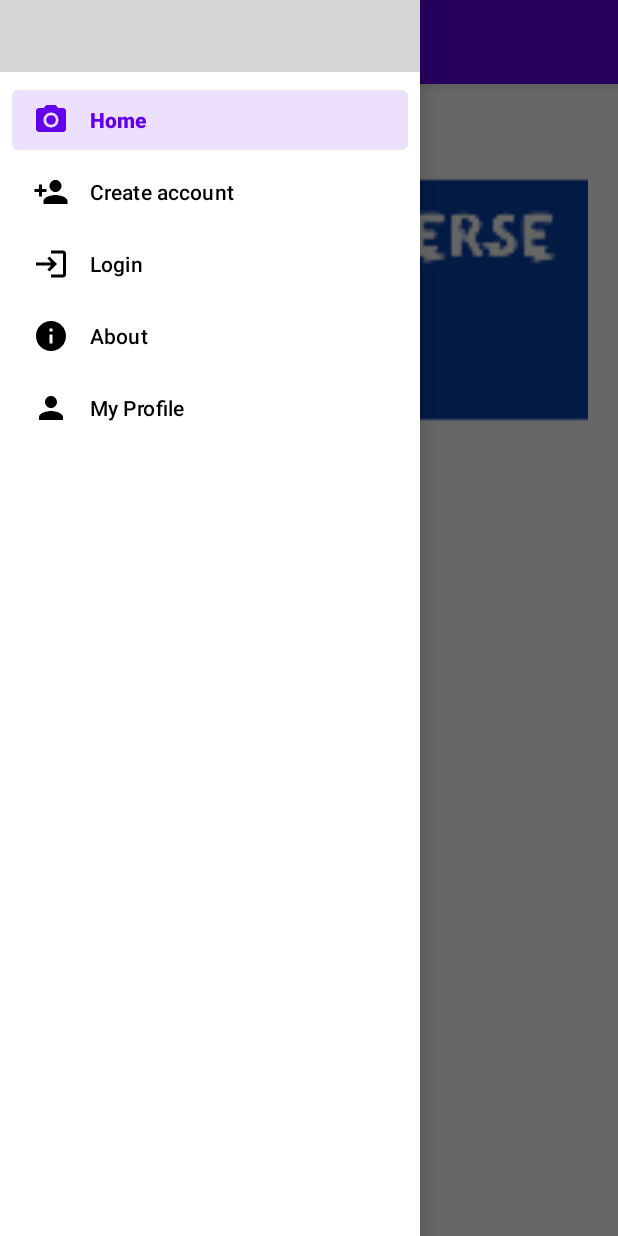
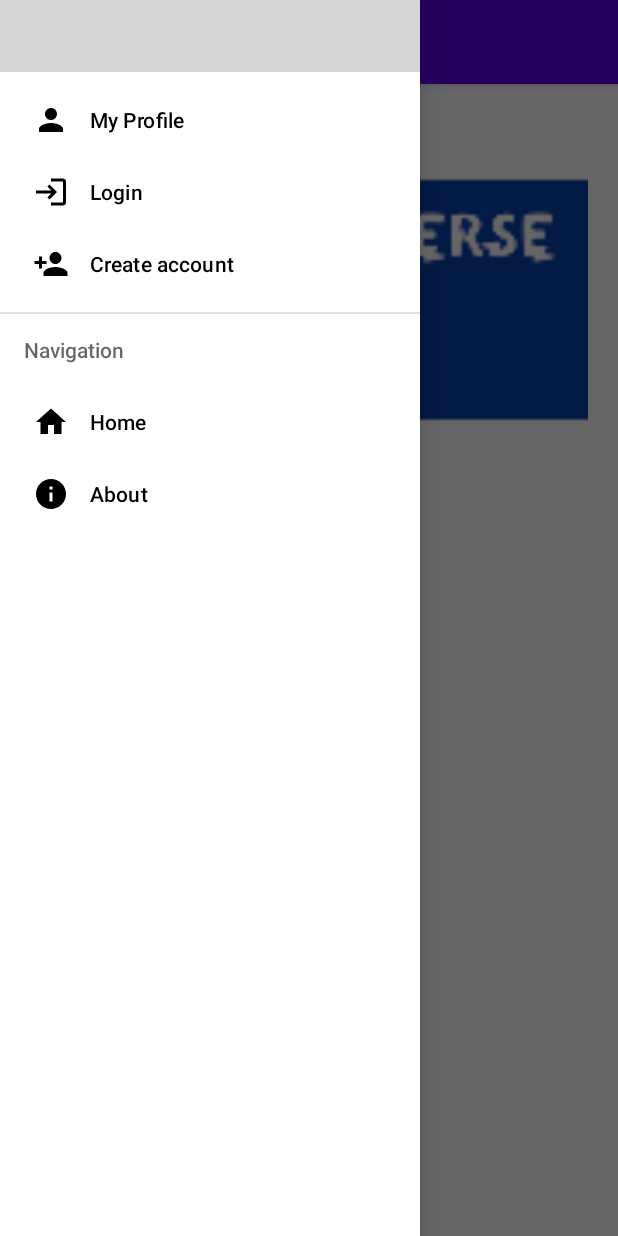
Before and after one commit to Kutaiba-Nezar-Kashmar/Multiverse_of_Geeks, an Android app: the screen it shows after launch (MainActivity), with the side drawer open, on a phone screen of 412 x 824 dp. Run offline under Robolectric (Android 15) with nearby library versions, the phone set to English and light mode, and no system bars; our stand-ins replace navigation-ui; 1 statement that could not run was skipped; grey boxes are pictures that could not be loaded.

Commit message:
reorganising the side menu and removing un used resources

```diff
--- /dev/null
+++ b/app/src/main/res/drawable/home_ic.xml
@@ -0,0 +1,10 @@
+<vector xmlns:android="http://schemas.android.com/apk/res/android"
+    android:width="24dp"
+    android:height="24dp"
+    android:viewportWidth="24"
+    android:viewportHeight="24"
+    android:tint="?attr/colorControlNormal">
+  <path
+      android:fillColor="@android:color/white"
+      android:pathData="M10,20v-6h4v6h5v-8h3L12,3 2,12h3v8z"/>
+</vector>
--- a/app/src/main/res/drawable/ic_menu_camera.xml
+++ /dev/null
@@ -1,12 +0,0 @@
-<vector xmlns:android="http://schemas.android.com/apk/res/android"
-        android:width="24dp"
-        android:height="24dp"
-        android:viewportWidth="24.0"
-        android:viewportHeight="24.0">
-    <path
-            android:fillColor="#FF000000"
-            android:pathData="M12,12m-3.2,0a3.2,3.2 0,1 1,6.4 0a3.2,3.2 0,1 1,-6.4 0" />
-    <path
-            android:fillColor="#FF000000"
-            android:pathData="M9,2L7.17,4H4c-1.1,0 -2,0.9 -2,2v12c0,1.1 0.9,2 2,2h16c1.1,0 2,-0.9 2,-2V6c0,-1.1 -0.9,-2 -2,-2h-3.17L15,2H9zm3,15c-2.76,0 -5,-2.24 -5,-5s2.24,-5 5,-5 5,2.24 5,5 -2.24,5 -5,5z" />
-</vector>
--- a/app/src/main/res/menu/activity_main_drawer.xml
+++ b/app/src/main/res/menu/activity_main_drawer.xml
@@ -5,29 +5,44 @@
 
     <group android:checkableBehavior="single">
         <item
-                android:id="@+id/nav_home"
-                android:icon="@drawable/ic_menu_camera"
-                android:title="@string/menu_home" />
+                android:id="@+id/nav_my_profile"
+                android:icon="@drawable/person_ic"
+                android:title="@string/my_profile_nav" />
 
-        <!--place holder-->
+        <item
+                android:id="@+id/nav_login"
+                android:icon="@drawable/login_ic"
+                android:title="@string/login" />
+
+
         <item
                 android:id="@+id/nav_create_account"
                 android:icon="@drawable/create_account_ic"
-            android:title="@string/create_profile_nav"/>
+                android:title="@string/create_profile_nav" />
+    </group>
+
+    <item android:title="@string/group_title">
+
+        <menu>
+
+            <group>
+
+
                 <item
-            android:id="@+id/nav_login"
-            android:icon="@drawable/login_ic"
-            android:title="@string/login"/>
+                        android:id="@+id/nav_home"
+                        android:icon="@drawable/home_ic"
+                        android:title="@string/menu_home" />
 
                 <item
                         android:id="@+id/nav_about"
                         android:icon="@drawable/about_ic"
-            android:title="@string/about_nav"/>
-
-        <item
-            android:id="@+id/nav_my_profile"
-            android:icon="@drawable/person_ic"
-            android:title="@string/my_profile_nav"/>
+                        android:title="@string/about_nav" />
 
             </group>
+
+
         </menu>
+
+    </item>
+
+</menu>
--- a/app/src/main/res/values/strings.xml
+++ b/app/src/main/res/values/strings.xml
@@ -30,6 +30,7 @@
     <string name="welcome_message">welcome to Multiverse of Geeks</string>
 
     <!--navbar strings-->
+    <string name="group_title">Navigation</string>
     <string name="create_profile_nav">Create account</string>
     <string name="login_nav">Login</string>
     <string name="about_nav">About</string>
```
Also changed, not shown: app/src/main/res/drawable/ic_menu_gallery.xml (deleted, +0 -9 lines), app/src/main/res/drawable/ic_menu_slideshow.xml (deleted, +0 -9 lines). Lines whose indentation alone changed are shown as unchanged.
